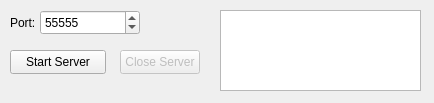
First picture: the form in serverform.ui, repository bairgran/ConcurrentRisk, before the edit.
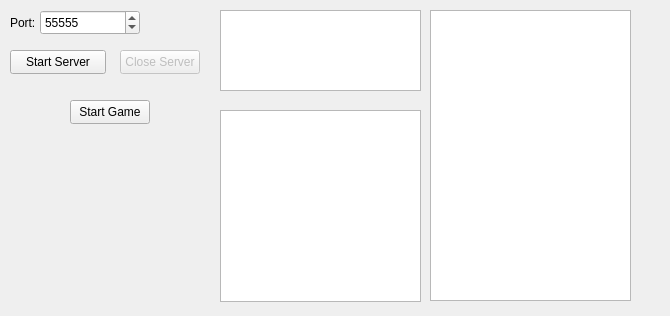
Second picture: the form after the edit.

Commit message: Server Connection can be established. Game Clients receive the beginning prompts of the game when the game is started. Still needs a solution for sending scoreboard update.

What changed in the file:
```diff
--- a/serverform.ui
+++ b/serverform.ui
@@ -6,8 +6,8 @@
    <rect>
     <x>0</x>
     <y>0</y>
-    <width>434</width>
-    <height>103</height>
+    <width>670</width>
+    <height>316</height>
    </rect>
   </property>
   <property name="windowTitle">
@@ -146,6 +146,39 @@
     </rect>
    </property>
   </widget>
+  <widget class="QPushButton" name="btnStartGame">
+   <property name="geometry">
+    <rect>
+     <x>70</x>
+     <y>100</y>
+     <width>80</width>
+     <height>24</height>
+    </rect>
+   </property>
+   <property name="text">
+    <string>Start Game</string>
+   </property>
+  </widget>
+  <widget class="QListView" name="lstGameOutputs">
+   <property name="geometry">
+    <rect>
+     <x>220</x>
+     <y>110</y>
+     <width>201</width>
+     <height>192</height>
+    </rect>
+   </property>
+  </widget>
+  <widget class="QListView" name="lstGameLogs">
+   <property name="geometry">
+    <rect>
+     <x>430</x>
+     <y>10</y>
+     <width>201</width>
+     <height>291</height>
+    </rect>
+   </property>
+  </widget>
  </widget>
  <resources/>
  <connections/>
```
The commit also changes 9 other files.
